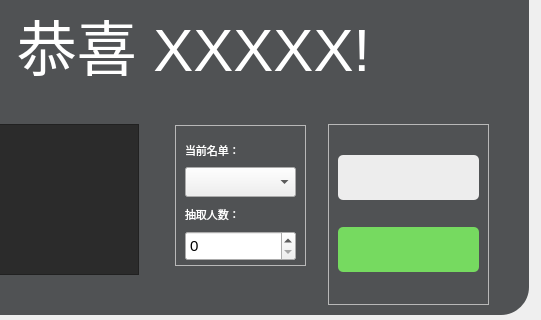
The window that picker.ui (Yish1/Class-Roster-Picker-NEXT) describes before a commit, drawn with Qt 5; both pictures show x 162 to 703 and y 86 to 406 of the 703 by 406 pixel window.
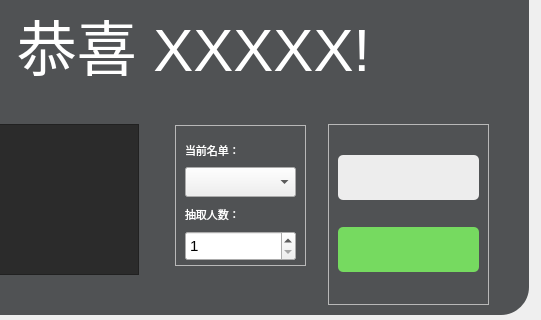
The same window after the commit. Icons and pictures are not drawn.

Commit message: func :限制spinbox(1,999999)

Diff of the .ui file:
```diff
--- a/picker.ui
+++ b/picker.ui
@@ -375,6 +375,12 @@
     font-size: 15px;
 }</string>
       </property>
+      <property name="minimum">
+       <number>1</number>
+      </property>
+      <property name="maximum">
+       <number>999999</number>
+      </property>
      </widget>
     </item>
    </layout>
```
The commit also changes 1 other file.
